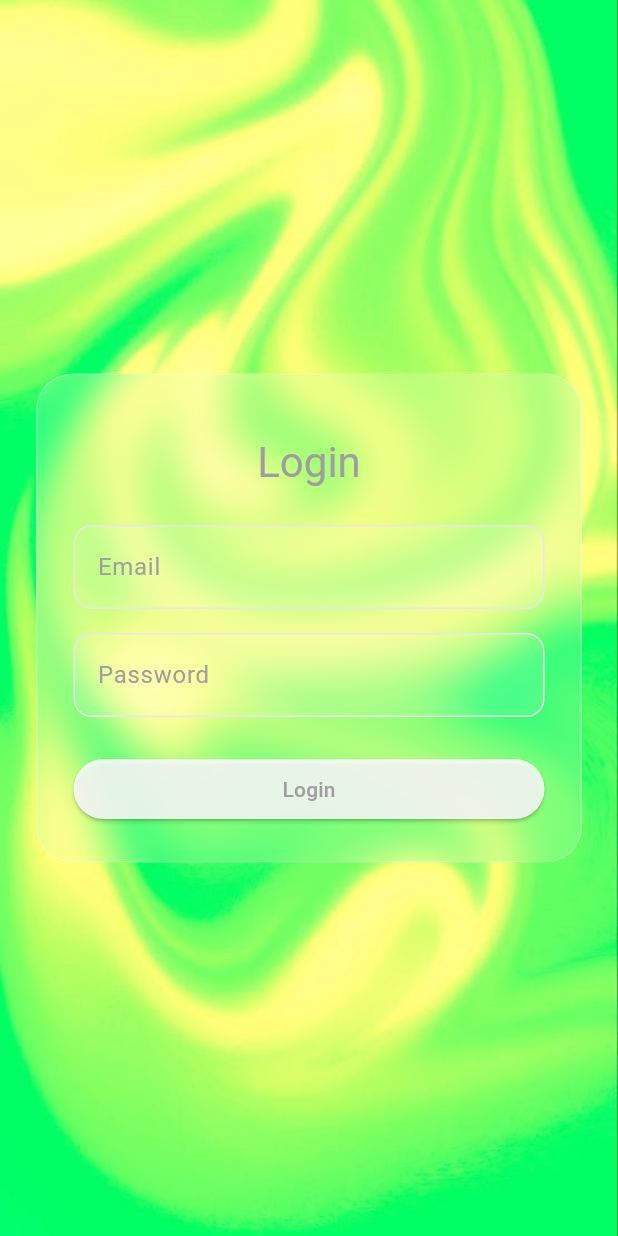
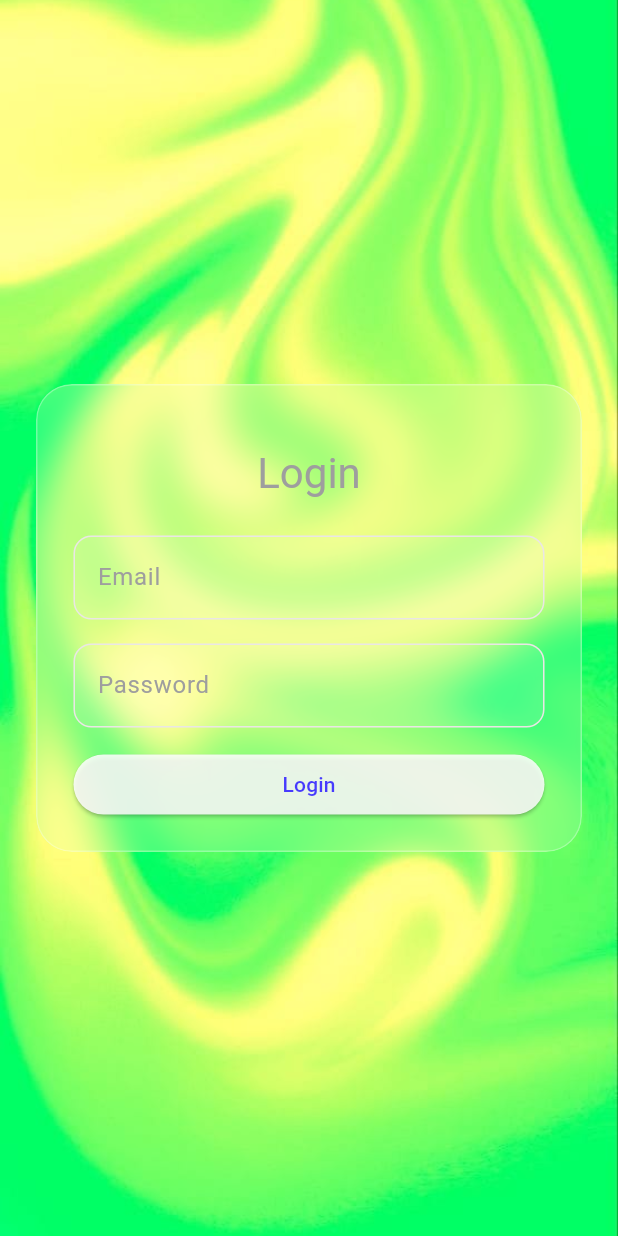
Before and after one commit to AbdulReyza/kelompok_2, a Flutter app: the LoginPage screen opened by its route, on a phone screen of 412 x 824 dp. Run offline on Flutter 3.47's test engine with Material 3 defaults, Android fonts, the phone set to English and light mode, and no system bars; our stand-ins replace firebase_auth, firebase_core, lottie; missing offline and left inert: flutter_bluetooth_printer; accounts and stored records are empty; Roboto replaces fonts that are missing (Pixel).

Commit message:
style: ubah ukuran button login

```diff
--- a/lib/presentation/pages/login.dart
+++ b/lib/presentation/pages/login.dart
@@ -113,9 +113,12 @@ class _LoginPageState extends State<LoginPage> {
                             )
                           ),
                         ),
-                        const SizedBox(height: 24),
+                        const SizedBox(height: 18),
 
-                        ElevatedButton(
+                        SizedBox(
+                          height: 40,
+                          width: double.infinity,
+                          child: ElevatedButton(
                             onPressed: auth.loading
                                 ? null
                                 : () async {
@@ -139,7 +142,8 @@ class _LoginPageState extends State<LoginPage> {
                                 : const Text(
                                   'Login',
                                   style: TextStyle(
-                                  color: Colors.grey,
+                                    color: Color(0xFF473BFD),
+                                  ),
                                 ),
                           ),
                         ),
```
Lines whose indentation alone changed are shown as unchanged.
